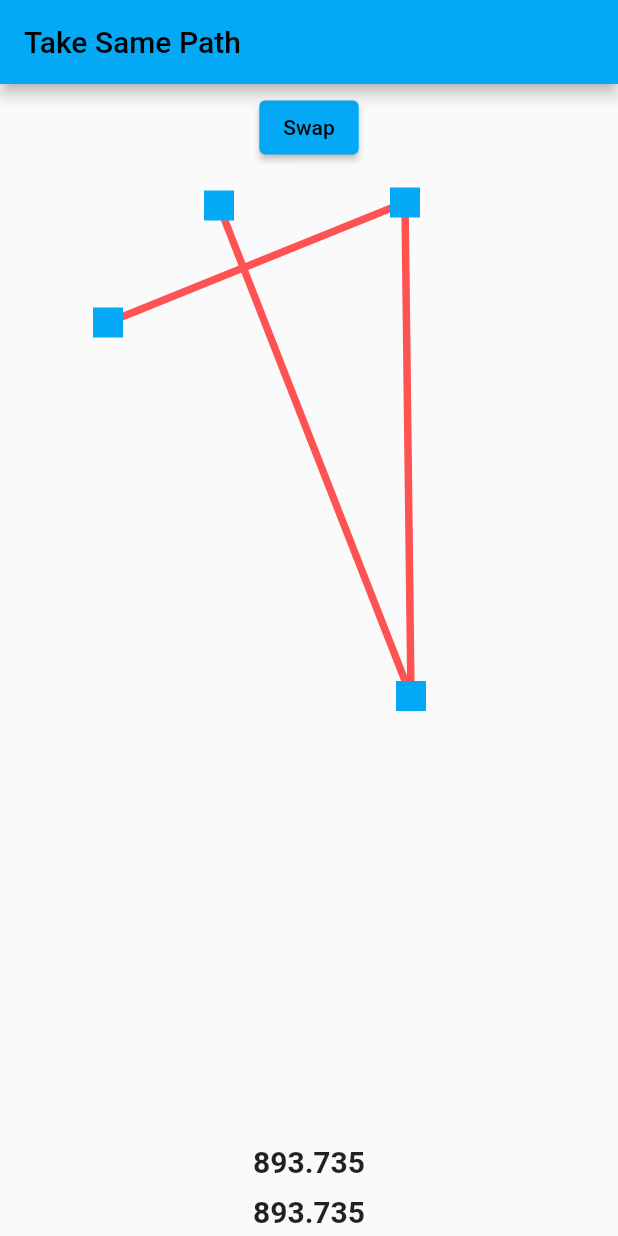
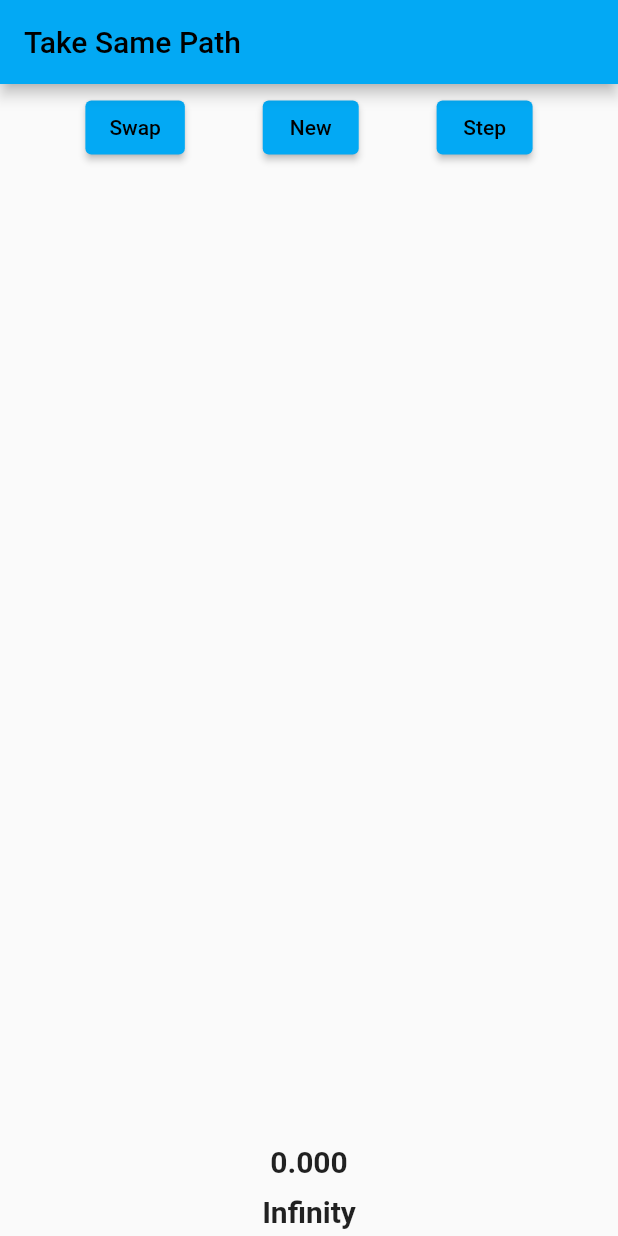
Before and after one commit to sn0rkmaiden/take_same_path, a Flutter app: the screen it shows after launch, after a tap on "Swap", on a phone screen of 412 x 824 dp. Run offline on Flutter 3.47's test engine with Material 3 defaults, Android fonts, the light colour scheme and no system bars.

Commit message:
added new buttons

```diff
--- a/lib/main.dart
+++ b/lib/main.dart
@@ -47,7 +47,7 @@ class _MyHomePageState extends State<MyHomePage> {
   bool isFirstTime = true;
 
   @override
-  void initState(){
+  void initState() {
     super.initState();
   }
 
@@ -61,7 +61,7 @@ class _MyHomePageState extends State<MyHomePage> {
     }
     setState(() {
       totalDistance = s;
-      if (totalDistance < bestDistance){
+      if (totalDistance < bestDistance) {
         bestDistance = totalDistance;
       }
     });
@@ -88,32 +88,42 @@ class _MyHomePageState extends State<MyHomePage> {
             children: [
               Padding(
                   padding: const EdgeInsets.all(5.0),
-                  child: ElevatedButton(
+                  child: Row(
+                    mainAxisAlignment: MainAxisAlignment.spaceEvenly,
+                    children: [
+                      ElevatedButton(
                           onPressed: () {
                             setState(() {
-                          if (isFirstTime){
+                              if (_nodes.isNotEmpty) {
+                                Random random = Random();
+                                int i = random.nextInt(_nodes.length);
+                                int j = random.nextInt(_nodes.length);
+                                _nodes.swap(i, j);
+                                _edges = generateEdges(_nodes);
+                              }
+                            });
+                          },
+                          child: const Text("Swap")),
+                      ElevatedButton(
+                          onPressed: () {
+                            setState(() {
                               _nodes = generateNodes(
                                   4,
                                   constraints.maxWidth.toInt(),
                                   constraints.maxHeight.toInt());
-                              isFirstTime = false;
-                          }
-                          else{
-                            Random random = Random();
-                            int i = random.nextInt(_nodes.length);
-                            int j = random.nextInt(_nodes.length);
-                            _nodes.swap(i, j);
-                          }
                               _edges = generateEdges(_nodes);
                             });
                           },
-                      child: const Text("Swap"))),
+                          child: const Text("New")),
+                      ElevatedButton(
+                          onPressed: () {}, child: const Text("Step"))
+                    ],
+                  )),
               Expanded(
                 child: ClipRect(
                     child: CustomPaint(
                   painter: MyPainter(_nodes, _edges),
-                        size: Size(
-                            constraints.maxWidth, constraints.maxHeight),
+                  size: Size(constraints.maxWidth, constraints.maxHeight),
                 )),
               ),
               Padding(
```
Lines whose indentation alone changed are shown as unchanged.
